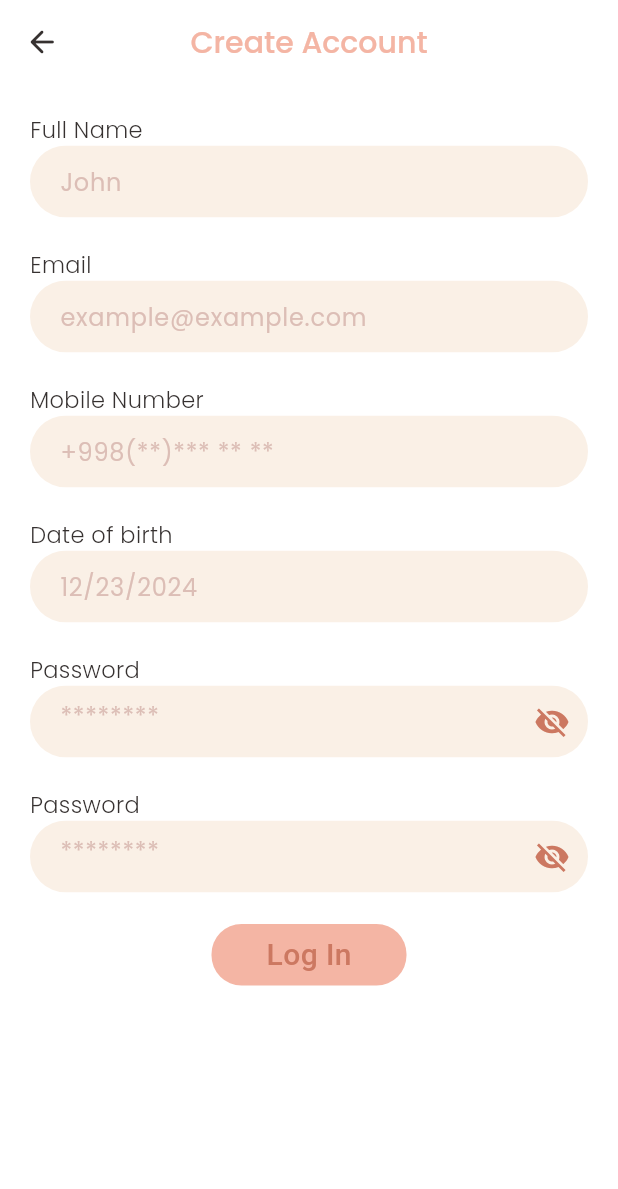
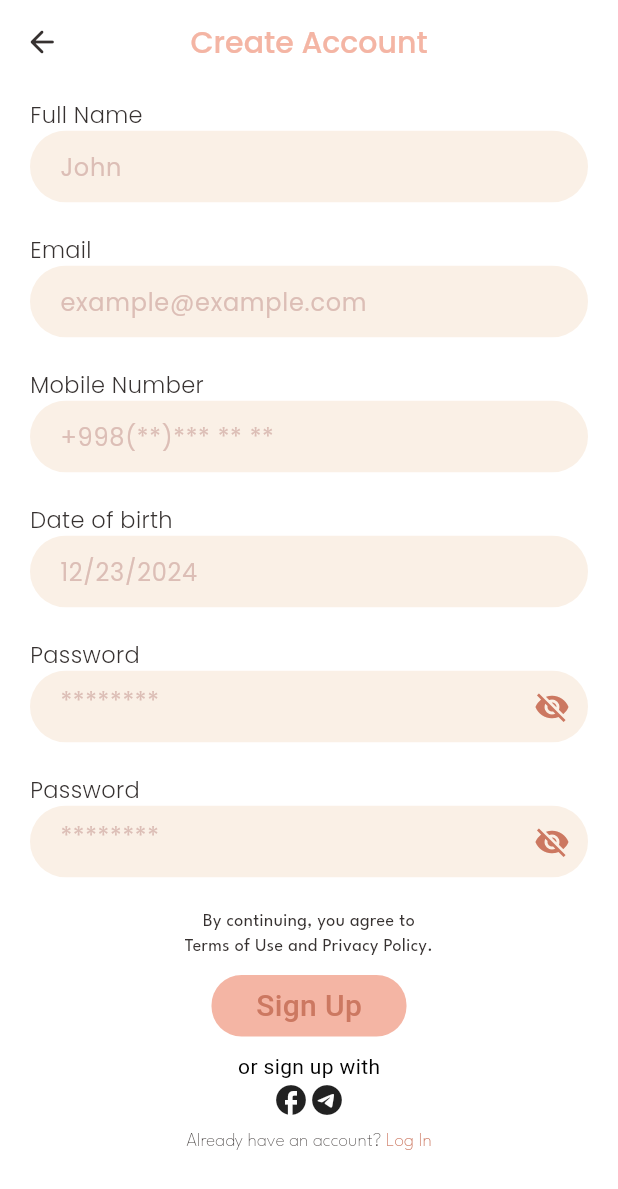
Before and after one commit to Devaxiis/home_decore, a Flutter app: the SignUpScreen screen opened directly, on a phone screen of 412 x 824 dp. Shown: the top 1189 px of the screen. Run offline on Flutter 3.47's test engine with Material 3 defaults, Android fonts, the phone set to English and light mode, and no system bars; our stand-ins replace cherry_toast, flutter_animate, flutter_dotenv, mask_text_input_formatter, smooth_page_indicator.

Commit message:
feat:(yangi data bor)=>qolgan qismi keyin davom ettiriladi.

```diff
--- a/lib/src/config/app_typografy.dart
+++ b/lib/src/config/app_typografy.dart
@@ -39,4 +39,11 @@ class AppTypografy {
             fontWeight: FontWeight.w500,
             color: AppColors.cl363130Black
           );
+   /// Sign Up
+  static const textTermstitle = TextStyle(
+            fontFamily: "LS",
+            fontSize: 12,
+            fontWeight: FontWeight.w400,
+            color: AppColors.cl363130Black
+          );
 }
--- a/lib/src/presentation/ui/login_screen.dart
+++ b/lib/src/presentation/ui/login_screen.dart
@@ -68,7 +68,7 @@ class _LoginScreenState extends State<LoginScreen> {
               isNumber: false,
             ),
             const SizedBox(
-              height: 80,
+              height: 100,
             ),
             Center(
                 child: LoginButtonWg(
@@ -84,7 +84,7 @@ class _LoginScreenState extends State<LoginScreen> {
               "Forgot Password?",
               style: AppTypografy.forgotLIn,
             )),
-            const Spacer(),
+            SizedBox(height: 60,),
             SizedBox(
               height: 90,
               child: Column(
--- a/lib/src/presentation/ui/sign_up_screen.dart
+++ b/lib/src/presentation/ui/sign_up_screen.dart
@@ -1,5 +1,7 @@
+import 'package:flutter/gestures.dart';
 import 'package:flutter/material.dart';
 import 'package:home_app/library.dart';
+import 'package:home_app/src/presentation/ui/login_screen.dart';
 import 'package:home_app/src/presentation/ui/onboard_screen_one.dart';
 import 'package:home_app/src/presentation/widgets/login_button_wg.dart';
 import 'package:home_app/src/presentation/widgets/login_screen_txtfild.dart';
@@ -14,11 +16,12 @@ class SignUpScreen extends StatefulWidget {
 }
 
 class _SignUpScreenState extends State<SignUpScreen> {
-  TextEditingController controllerName = TextEditingController();
-  TextEditingController controllerEmail = TextEditingController();
-  TextEditingController controllerNumber = TextEditingController();
-  TextEditingController controllerDate = TextEditingController();
-  TextEditingController controllerPassword = TextEditingController();
+  TextEditingController controllerForName = TextEditingController();
+  TextEditingController controllerForEmail = TextEditingController();
+  TextEditingController controllerForNumber = TextEditingController();
+  TextEditingController controllerForDate = TextEditingController();
+  TextEditingController controllerForPassword = TextEditingController();
+  TextEditingController controllerForPassword2 = TextEditingController();
   @override
   Widget build(BuildContext context) {
     return Scaffold(
@@ -40,52 +43,112 @@ class _SignUpScreenState extends State<SignUpScreen> {
       ),
       body: SafeArea(
           child: Padding(
-            padding: const EdgeInsets.all(20),
+        padding: const EdgeInsets.only(left: 20, right: 20, top: 10),
         child: Column(
           children: [
             LoginScreenTxtfild(
               title: "Full Name",
               hinttitle: "John",
               isHaveEye: false,
-                  controller: controllerName,
+              controller: controllerForName,
               isNumber: false,
             ),
             LoginScreenTxtfild(
               title: "Email",
               hinttitle: "example@example.com",
               isHaveEye: false,
-                  controller: controllerEmail,
-                  isNumber: false,),
+              controller: controllerForEmail,
+              isNumber: false,
+            ),
             LoginScreenTxtfild(
               title: "Mobile Number",
               hinttitle: "+998(**)*** ** **",
               isHaveEye: false,
-                  controller: controllerNumber,
-                  isNumber: true,),
+              controller: controllerForNumber,
+              isNumber: true,
+            ),
             LoginScreenTxtfild(
               title: "Date of birth",
               hinttitle: "12/23/2024",
               isHaveEye: false,
-                  controller: controllerDate,
-                  isNumber: false,),
+              controller: controllerForDate,
+              isNumber: false,
+            ),
             LoginScreenTxtfild(
               title: "Password",
               hinttitle: "********",
               isHaveEye: true,
-                  controller: controllerPassword,
-                  isNumber: false,),
+              controller: controllerForPassword,
+              isNumber: false,
+            ),
             LoginScreenTxtfild(
               title: "Password",
               hinttitle: "********",
               isHaveEye: true,
-                  controller: controllerPassword,
-                  isNumber: false,),
+              controller: controllerForPassword2,
+              isNumber: false,
+            ),
+            const Text(
+              "By continuing, you agree to \nTerms of Use and Privacy Policy.",
+              style: AppTypografy.textTermstitle,
+              textAlign: TextAlign.center,
+            ),
+            SizedBox(height: 10,),
             Center(
                 child: LoginButtonWg(
-                    title: "Log In",
+                    title: "Sign Up",
                     onTab: () {
                       context.onPushAndRemoveUntil(const OnboardScreenOne());
                     })),
+                    const SizedBox(
+                      height: 10,
+                    ),
+            SizedBox(
+              height: 70,
+              child: Column(
+                children: [
+                  const Text("or sign up with"),
+
+                  const Row(
+                    mainAxisAlignment: MainAxisAlignment.center,
+                    crossAxisAlignment: CrossAxisAlignment.center,
+                    children: [
+                      Icon(Icons.facebook_outlined),
+                      Icon(Icons.telegram_outlined),
+                    ],
+                  ),
+                  const SizedBox(
+                    height: 10,
+                  ),
+                  RichText(
+                    text: TextSpan(children: [
+                      const TextSpan(
+                        text: "Already have an account? ",
+                        style: TextStyle(
+                          fontFamily: "LS",
+                          fontSize: 13,
+                          fontWeight: FontWeight.w200,
+                          color: AppColors.cl363130Black,
+                        ),
+                      ),
+                      TextSpan(
+                        text: "Log In",
+                        recognizer: TapGestureRecognizer()
+                          ..onTap = () {
+                            context.onPush(const LoginScreen());
+                          },
+                        style: const TextStyle(
+                          fontFamily: "LS",
+                          fontSize: 13,
+                          fontWeight: FontWeight.w200,
+                          color: AppColors.clCC7861OrangeDark,
+                        ),
+                      ),
+                    ]),
+                  ),
+                ],
+              ),
+            ),
           ],
         ),
       )),
--- a/lib/src/presentation/widgets/login_screen_txtfild.dart
+++ b/lib/src/presentation/widgets/login_screen_txtfild.dart
@@ -46,7 +46,7 @@ class _LoginScreenTxtfildState extends State<LoginScreenTxtfild> {
                     ? TextInputType.name
                     : TextInputType.emailAddress,
                 obscureText: widget.isHaveEye? !isVisable: false,
-                inputFormatters: widget.isNumber ?[AppInputFormatter.maskFormatter]:null,
+                inputFormatters: widget.isNumber ?[AppInputFormatter.maskFormat]:null,
                 decoration: InputDecoration(
                     hintText: widget.hinttitle,
                     hintStyle: AppTypografy.hintLIn,
--- a/lib/src/utils/app_input_formatter.dart
+++ b/lib/src/utils/app_input_formatter.dart
@@ -2,10 +2,14 @@ import 'package:mask_text_input_formatter/mask_text_input_formatter.dart';
 
 class AppInputFormatter {
   static final maskFormatter = MaskTextInputFormatter(
-  mask: '+### (##) ###-##-##',
+  mask: '+998 (##) ###-##-##',
   filter: { "#": RegExp(r'[0-9]') },
   type: MaskAutoCompletionType.lazy
 );
 
-
+  static final maskFormat = MaskTextInputFormatter(
+  mask: '+998 (##) ###-##-##',
+  filter: { "#": RegExp(r'[0-9]') },
+  type: MaskAutoCompletionType.eager
+);
 }
```
Also changed, not shown: assets/images/logo_light_img.png (deleted), assets/images/logo_salamon_img.png (deleted). Lines whose indentation alone changed are shown as unchanged.
